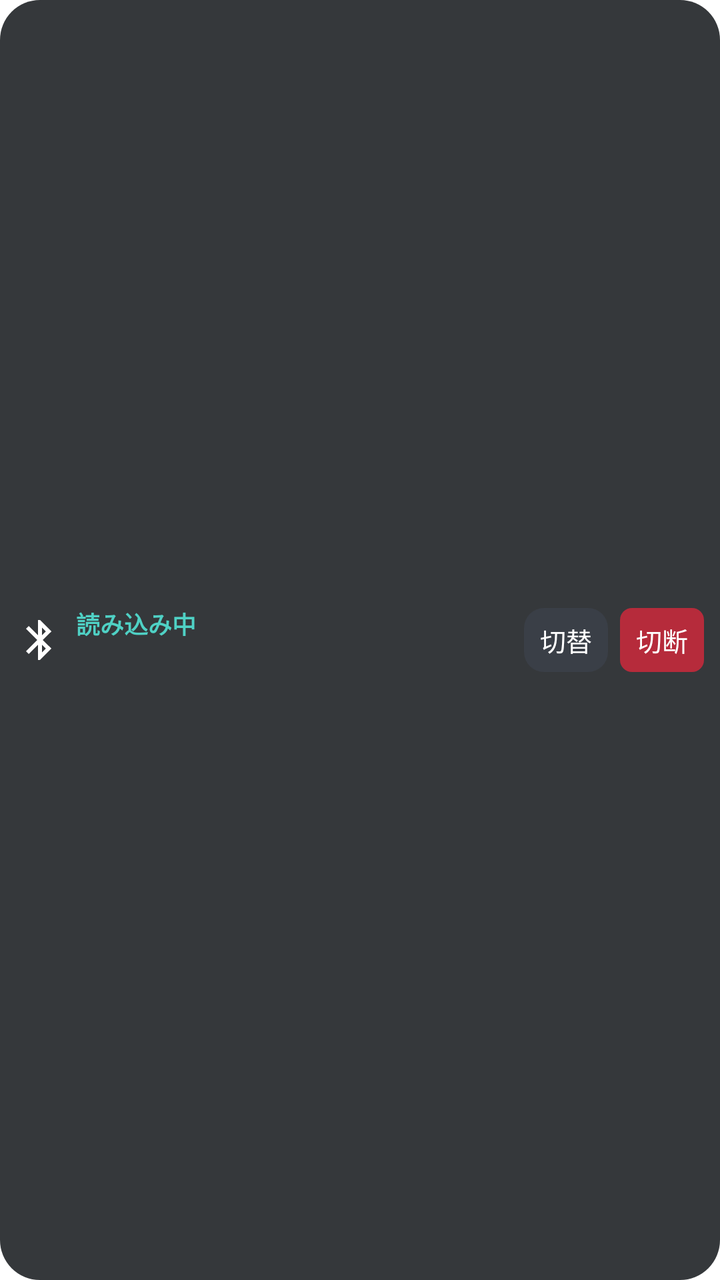
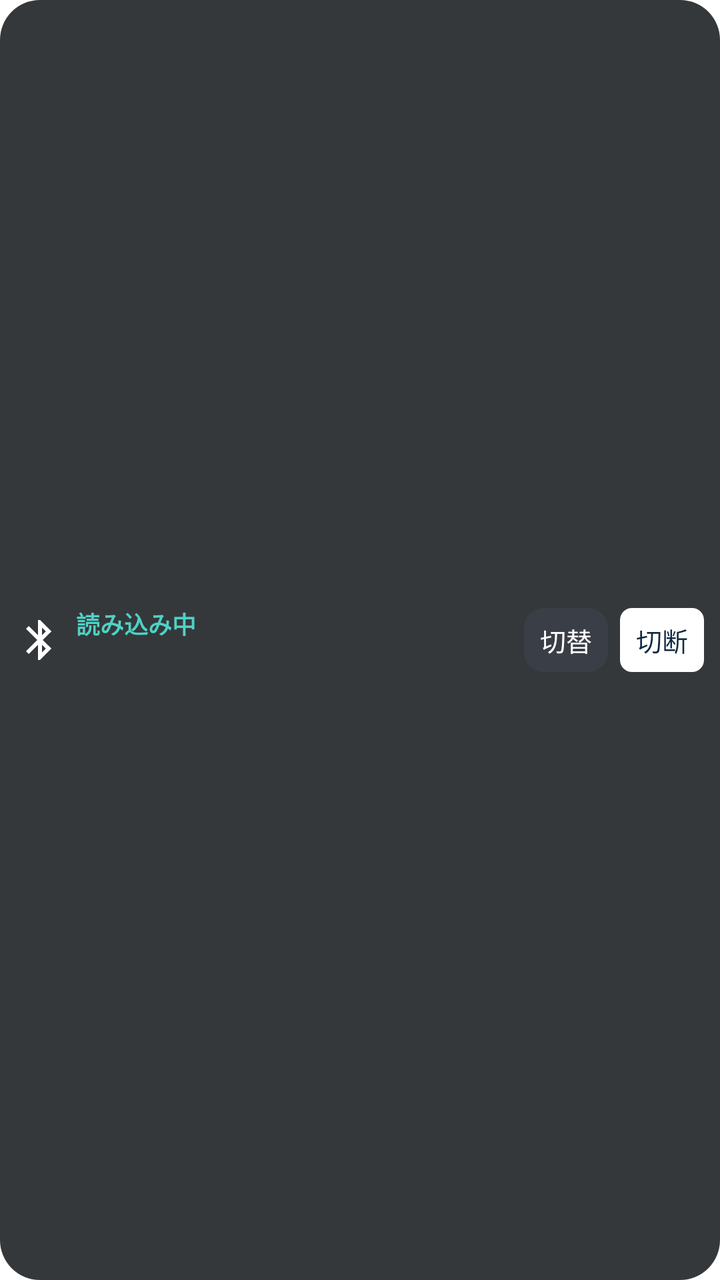

Two renders of the same Android screen: before a commit and after it. Below are the layout's source before the change and the commit's diff.
<!-- AndroidManifest.xml: fallback theme Theme.MaterialComponents.DayNight.NoActionBar -->
<!-- res/layout/widget_bt.xml -->
<LinearLayout xmlns:android="http://schemas.android.com/apk/res/android"
    android:id="@+id/root" android:layout_width="match_parent" android:layout_height="match_parent"
    android:orientation="horizontal" android:gravity="center_vertical" android:paddingHorizontal="8dp" android:paddingVertical="2dp" android:background="@drawable/widget_bg">
    <ImageView android:id="@+id/icon" android:layout_width="24dp" android:layout_height="24dp" android:src="@drawable/ic_bt"/>
    <LinearLayout android:layout_width="0dp" android:layout_weight="1" android:layout_height="wrap_content" android:orientation="vertical" android:paddingStart="6dp" android:paddingEnd="4dp">
        <TextView android:id="@+id/status" android:layout_width="wrap_content" android:layout_height="wrap_content"
            android:text="読み込み中" android:textColor="#4FD1C5" android:textSize="12sp" android:textStyle="bold" android:includeFontPadding="false" android:maxLines="1" android:ellipsize="end"/>
        <TextView android:id="@+id/device" android:layout_width="wrap_content" android:layout_height="wrap_content"
            android:text="" android:textColor="#F2F2F2" android:textSize="14sp" android:includeFontPadding="false" android:maxLines="1" android:ellipsize="end"/>
    </LinearLayout>
    <TextView android:id="@+id/btn_switch" android:layout_width="wrap_content" android:layout_height="32dp" android:gravity="center" android:includeFontPadding="false" android:maxLines="1"
        android:paddingStart="8dp" android:paddingEnd="8dp" android:layout_marginEnd="6dp"
        android:text="切替" android:textColor="#FFFFFF" android:textSize="13sp" android:background="@drawable/btn_gray_rect"/>
    <TextView android:id="@+id/btn_main" android:layout_width="wrap_content" android:layout_height="32dp" android:gravity="center" android:includeFontPadding="false" android:maxLines="1"
        android:paddingStart="8dp" android:paddingEnd="8dp"
        android:text="切断" android:textColor="#FFFFFF" android:textSize="13sp" android:background="@drawable/btn_red_rect"/>
</LinearLayout>
<!-- resources referenced by this layout -->
<resources>
  <!-- drawable btn_gray_rect (drawable) -->
  <shape xmlns:android="http://schemas.android.com/apk/res/android"><solid android:color="#3A3F47"/><corners android:radius="10dp"/></shape>
  <!-- drawable btn_red_rect (drawable) -->
  <shape xmlns:android="http://schemas.android.com/apk/res/android"><solid android:color="#B62B3B"/><corners android:radius="6dp"/></shape>
  <!-- drawable ic_bt (drawable) -->
  <vector xmlns:android="http://schemas.android.com/apk/res/android" android:width="24dp" android:height="24dp" android:viewportWidth="24" android:viewportHeight="24">
      <path android:fillColor="#FFFFFF" android:pathData="M17.71,7.71L12,2h-1v7.59L6.41,5 5,6.41 10.59,12 5,17.59 6.41,19 11,14.41V22h1l5.71,-5.71 -4.3,-4.29 4.3,-4.29zM13,5.83l1.88,1.88L13,9.59V5.83zM14.88,16.29L13,18.17v-3.76l1.88,1.88z"/>
  </vector>
  <!-- drawable widget_bg (drawable) -->
  <shape xmlns:android="http://schemas.android.com/apk/res/android" android:shape="rectangle">
      <solid android:color="#E6202326"/><corners android:radius="20dp"/>
  </shape>
</resources>

<!-- the commit's change to res/layout/widget_bt.xml (unified diff, before → after) -->
@@ -13,5 +13,5 @@
         android:text="切替" android:textColor="#FFFFFF" android:textSize="13sp" android:background="@drawable/btn_gray_rect"/>
     <TextView android:id="@+id/btn_main" android:layout_width="wrap_content" android:layout_height="32dp" android:gravity="center" android:includeFontPadding="false" android:maxLines="1"
         android:paddingStart="8dp" android:paddingEnd="8dp"
-        android:text="切断" android:textColor="#FFFFFF" android:textSize="13sp" android:background="@drawable/btn_red_rect"/>
+        android:text="切断" android:textColor="#102A43" android:textSize="13sp" android:background="@drawable/btn_widget_action"/>
 </LinearLayout>
<!-- resource entries referenced after the edit -->
@@ -2,8 +2,11 @@
 <resources>
   <!-- drawable btn_gray_rect (drawable) -->
   <shape xmlns:android="http://schemas.android.com/apk/res/android"><solid android:color="#3A3F47"/><corners android:radius="10dp"/></shape>
-  <!-- drawable btn_red_rect (drawable) -->
-  <shape xmlns:android="http://schemas.android.com/apk/res/android"><solid android:color="#B62B3B"/><corners android:radius="6dp"/></shape>
+  <!-- drawable btn_widget_action (drawable) -->
+  <shape xmlns:android="http://schemas.android.com/apk/res/android">
+      <solid android:color="#FFFFFF"/>
+      <corners android:radius="6dp"/>
+  </shape>
   <!-- drawable ic_bt (drawable) -->
   <vector xmlns:android="http://schemas.android.com/apk/res/android" android:width="24dp" android:height="24dp" android:viewportWidth="24" android:viewportHeight="24">
       <path android:fillColor="#FFFFFF" android:pathData="M17.71,7.71L12,2h-1v7.59L6.41,5 5,6.41 10.59,12 5,17.59 6.41,19 11,14.41V22h1l5.71,-5.71 -4.3,-4.29 4.3,-4.29zM13,5.83l1.88,1.88L13,9.59V5.83zM14.88,16.29L13,18.17v-3.76l1.88,1.88z"/>
